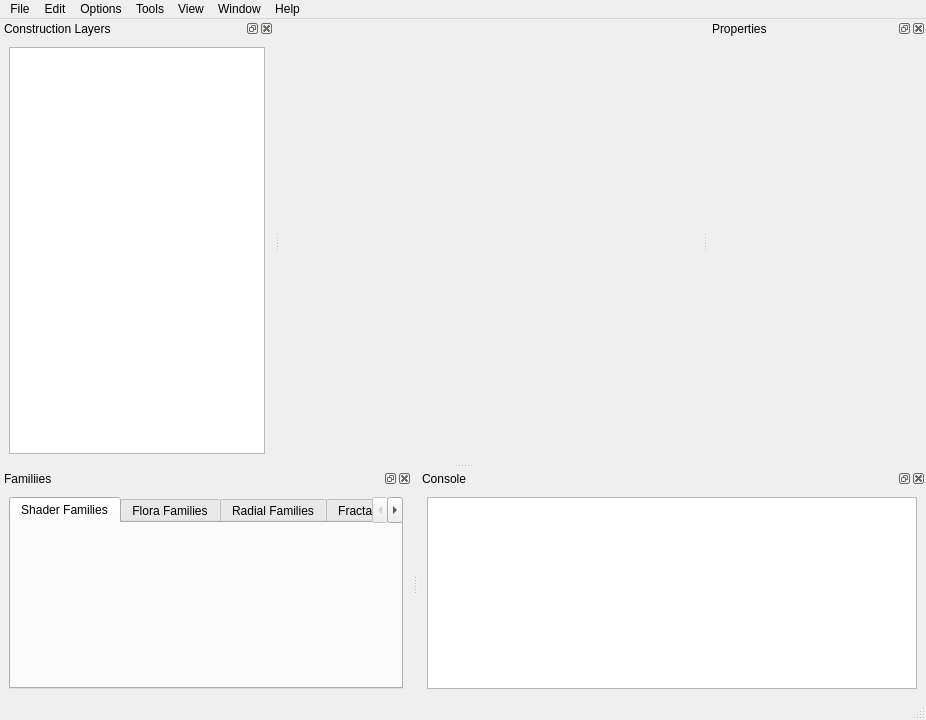
Before: the Qt Designer form src/swged/terrain/terrain_editor.ui in apathyboy/swganh, drawn with Qt 5.
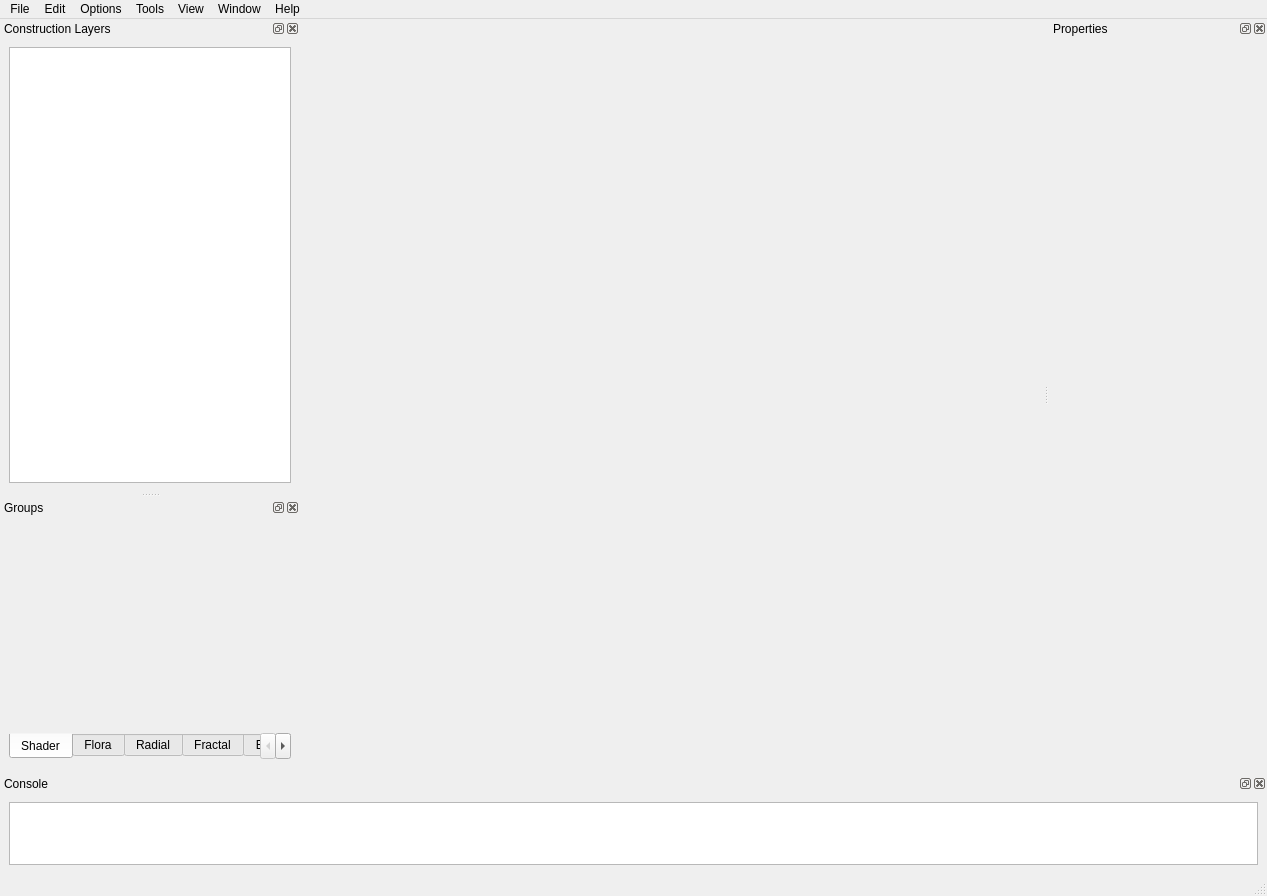
After: the same form once the commit is applied. Custom widgets are drawn as their Qt base class.

Commit message: Initial work on showing the shader group

What changed in the file:
```diff
--- a/src/swged/terrain/terrain_editor.ui
+++ b/src/swged/terrain/terrain_editor.ui
@@ -6,22 +6,20 @@
    <rect>
     <x>0</x>
     <y>0</y>
-    <width>926</width>
-    <height>720</height>
+    <width>1267</width>
+    <height>896</height>
    </rect>
   </property>
   <property name="windowTitle">
    <string>Terrain Editor</string>
   </property>
-  <widget class="QWidget" name="centralwidget">
-   <layout class="QHBoxLayout" name="horizontalLayout"/>
-  </widget>
+  <widget class="QWidget" name="centralwidget"/>
   <widget class="QMenuBar" name="menubar">
    <property name="geometry">
     <rect>
      <x>0</x>
      <y>0</y>
-     <width>926</width>
+     <width>1267</width>
      <height>21</height>
     </rect>
    </property>
@@ -80,6 +78,12 @@
   </widget>
   <widget class="QStatusBar" name="statusbar"/>
   <widget class="QDockWidget" name="constructionLayersTree">
+   <property name="minimumSize">
+    <size>
+     <width>89</width>
+     <height>350</height>
+    </size>
+   </property>
    <property name="windowTitle">
     <string>Construction Layers</string>
    </property>
@@ -98,50 +102,6 @@
     </layout>
    </widget>
   </widget>
-  <widget class="QDockWidget" name="familiies">
-   <property name="windowTitle">
-    <string>Familiies</string>
-   </property>
-   <attribute name="dockWidgetArea">
-    <number>8</number>
-   </attribute>
-   <widget class="QWidget" name="dockWidgetContents_4">
-    <layout class="QHBoxLayout" name="horizontalLayout_2">
-     <item>
-      <widget class="QTabWidget" name="tools_2">
-       <property name="currentIndex">
-        <number>0</number>
-       </property>
-       <widget class="QWidget" name="tabShaderFamilies">
-        <attribute name="title">
-         <string>Shader Families</string>
-        </attribute>
-       </widget>
-       <widget class="QWidget" name="tabFloraFamilies">
-        <attribute name="title">
-         <string>Flora Families</string>
-        </attribute>
-       </widget>
-       <widget class="QWidget" name="tabRadialFamilies">
-        <attribute name="title">
-         <string>Radial Families</string>
-        </attribute>
-       </widget>
-       <widget class="QWidget" name="tabFractalFamilies">
-        <attribute name="title">
-         <string>Fractal Families</string>
-        </attribute>
-       </widget>
-       <widget class="QWidget" name="tabEnvironments">
-        <attribute name="title">
-         <string>Environments</string>
-        </attribute>
-       </widget>
-      </widget>
-     </item>
-    </layout>
-   </widget>
-  </widget>
   <widget class="QDockWidget" name="contextProperties">
    <property name="windowTitle">
     <string>Properties</string>
@@ -167,7 +127,102 @@
     </layout>
    </widget>
   </widget>
+  <widget class="QDockWidget" name="groups">
+   <property name="sizePolicy">
+    <sizepolicy hsizetype="MinimumExpanding" vsizetype="Preferred">
+     <horstretch>0</horstretch>
+     <verstretch>0</verstretch>
+    </sizepolicy>
+   </property>
+   <property name="minimumSize">
+    <size>
+     <width>300</width>
+     <height>200</height>
+    </size>
+   </property>
+   <property name="maximumSize">
+    <size>
+     <width>300</width>
+     <height>524287</height>
+    </size>
+   </property>
+   <property name="features">
+    <set>QDockWidget::AllDockWidgetFeatures</set>
+   </property>
+   <property name="windowTitle">
+    <string>Groups</string>
+   </property>
+   <attribute name="dockWidgetArea">
+    <number>1</number>
+   </attribute>
+   <widget class="QWidget" name="dockWidgetContents_4">
+    <layout class="QHBoxLayout" name="horizontalLayout_2">
+     <item>
+      <widget class="QTabWidget" name="groupTabWidget">
+       <property name="tabPosition">
+        <enum>QTabWidget::South</enum>
+       </property>
+       <property name="currentIndex">
+        <number>0</number>
+       </property>
+       <property name="documentMode">
+        <bool>true</bool>
+       </property>
+       <property name="tabsClosable">
+        <bool>false</bool>
+       </property>
+       <widget class="swged::ShaderGroupWidget" name="tabShaderGroup">
+        <attribute name="title">
+         <string>Shader</string>
+        </attribute>
+        <layout class="QHBoxLayout" name="horizontalLayout"/>
+       </widget>
+       <widget class="QWidget" name="tabFloraGroup">
+        <attribute name="title">
+         <string>Flora</string>
+        </attribute>
+       </widget>
+       <widget class="QWidget" name="tabRadialGroup">
+        <attribute name="title">
+         <string>Radial</string>
+        </attribute>
+       </widget>
+       <widget class="QWidget" name="tabFractalGroup">
+        <attribute name="title">
+         <string>Fractal</string>
+        </attribute>
+       </widget>
+       <widget class="QWidget" name="tabEnvironmentGroup">
+        <attribute name="title">
+         <string>Environment</string>
+        </attribute>
+       </widget>
+      </widget>
+     </item>
+    </layout>
+    <zorder>groupTabWidget</zorder>
+    <zorder>groupTabWidget</zorder>
+   </widget>
+  </widget>
   <widget class="QDockWidget" name="console">
+   <property name="sizePolicy">
+    <sizepolicy hsizetype="Preferred" vsizetype="Preferred">
+     <horstretch>0</horstretch>
+     <verstretch>0</verstretch>
+    </sizepolicy>
+   </property>
+   <property name="minimumSize">
+    <size>
+     <width>89</width>
+     <height>75</height>
+    </size>
+   </property>
+   <property name="maximumSize">
+    <size>
+     <width>524287</width>
+     <height>100</height>
+    </size>
+   </property>
    <property name="windowTitle">
     <string>Console</string>
    </property>
@@ -223,6 +278,14 @@
    </property>
   </action>
  </widget>
+ <customwidgets>
+  <customwidget>
+   <class>swged::ShaderGroupWidget</class>
+   <extends>QWidget</extends>
+   <header>terrain/shader_group_widget.h</header>
+   <container>1</container>
+  </customwidget>
+ </customwidgets>
  <resources/>
  <connections/>
 </ui>
```
The commit also changes 7 other files.
